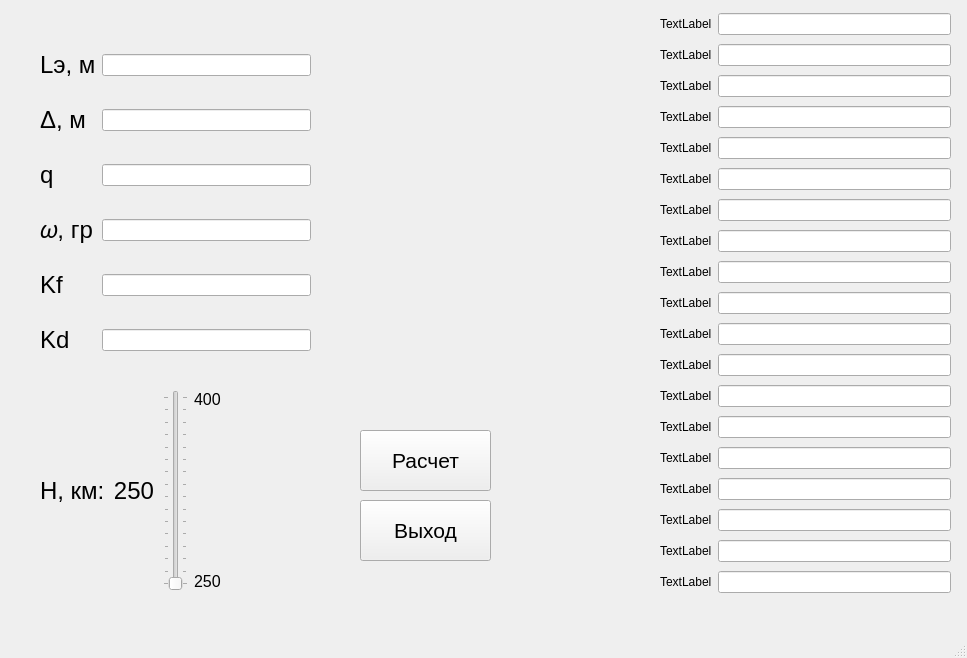
Qt form mainwindow.ui (VladimirSmetana/FirstPart_KR) before a commit.
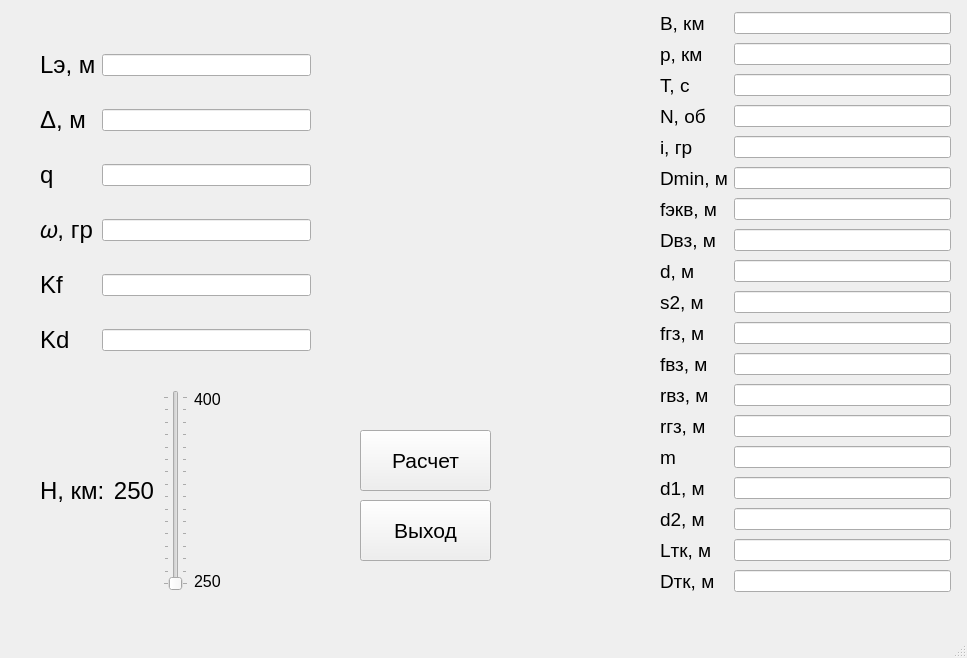
The same form after that commit. Icons and pictures are not drawn.

The edit to the form file:
```diff
--- a/mainwindow.ui
+++ b/mainwindow.ui
@@ -291,7 +291,7 @@
       <x>660</x>
       <y>10</y>
       <width>291</width>
-      <height>601</height>
+      <height>604</height>
      </rect>
     </property>
     <layout class="QGridLayout" name="gridLayout_3">
@@ -354,134 +354,229 @@
      </item>
      <item row="0" column="0">
       <widget class="QLabel" name="label_9">
+       <property name="font">
+        <font>
+         <pointsize>14</pointsize>
+        </font>
+       </property>
        <property name="text">
-        <string>TextLabel</string>
+        <string>B, км</string>
        </property>
       </widget>
      </item>
      <item row="1" column="0">
       <widget class="QLabel" name="label_10">
+       <property name="font">
+        <font>
+         <pointsize>14</pointsize>
+        </font>
+       </property>
        <property name="text">
-        <string>TextLabel</string>
+        <string>р, км</string>
        </property>
       </widget>
      </item>
      <item row="2" column="0">
       <widget class="QLabel" name="label_11">
+       <property name="font">
+        <font>
+         <pointsize>14</pointsize>
+        </font>
+       </property>
        <property name="text">
-        <string>TextLabel</string>
+        <string>Т, с</string>
        </property>
       </widget>
      </item>
      <item row="3" column="0">
       <widget class="QLabel" name="label_12">
+       <property name="font">
+        <font>
+         <pointsize>14</pointsize>
+        </font>
+       </property>
        <property name="text">
-        <string>TextLabel</string>
+        <string>N, об</string>
        </property>
       </widget>
      </item>
      <item row="4" column="0">
       <widget class="QLabel" name="label_13">
+       <property name="font">
+        <font>
+         <pointsize>14</pointsize>
+        </font>
+       </property>
        <property name="text">
-        <string>TextLabel</string>
+        <string>i, гр</string>
        </property>
       </widget>
      </item>
      <item row="5" column="0">
       <widget class="QLabel" name="label_14">
+       <property name="font">
+        <font>
+         <pointsize>14</pointsize>
+        </font>
+       </property>
        <property name="text">
-        <string>TextLabel</string>
+        <string>Dmin, м</string>
        </property>
       </widget>
      </item>
      <item row="6" column="0">
       <widget class="QLabel" name="label_15">
+       <property name="font">
+        <font>
+         <pointsize>14</pointsize>
+        </font>
+       </property>
        <property name="text">
-        <string>TextLabel</string>
+        <string>fэкв, м</string>
        </property>
       </widget>
      </item>
      <item row="7" column="0">
       <widget class="QLabel" name="label_16">
+       <property name="font">
+        <font>
+         <pointsize>14</pointsize>
+        </font>
+       </property>
        <property name="text">
-        <string>TextLabel</string>
+        <string>Dвз, м</string>
        </property>
       </widget>
      </item>
      <item row="8" column="0">
       <widget class="QLabel" name="label_17">
+       <property name="font">
+        <font>
+         <pointsize>14</pointsize>
+        </font>
+       </property>
        <property name="text">
-        <string>TextLabel</string>
+        <string>d, м</string>
        </property>
       </widget>
      </item>
      <item row="9" column="0">
       <widget class="QLabel" name="label_18">
+       <property name="font">
+        <font>
+         <pointsize>14</pointsize>
+        </font>
+       </property>
        <property name="text">
-        <string>TextLabel</string>
+        <string>s2, м</string>
        </property>
       </widget>
      </item>
      <item row="10" column="0">
       <widget class="QLabel" name="label_19">
+       <property name="font">
+        <font>
+         <pointsize>14</pointsize>
+        </font>
+       </property>
        <property name="text">
-        <string>TextLabel</string>
+        <string>fгз, м</string>
        </property>
       </widget>
      </item>
      <item row="11" column="0">
       <widget class="QLabel" name="label_20">
+       <property name="font">
+        <font>
+         <pointsize>14</pointsize>
+        </font>
+       </property>
        <property name="text">
-        <string>TextLabel</string>
+        <string>fвз, м</string>
        </property>
       </widget>
      </item>
      <item row="12" column="0">
       <widget class="QLabel" name="label_21">
+       <property name="font">
+        <font>
+         <pointsize>14</pointsize>
+        </font>
+       </property>
        <property name="text">
-        <string>TextLabel</string>
+        <string>rвз, м</string>
        </property>
       </widget>
      </item>
      <item row="13" column="0">
       <widget class="QLabel" name="label_22">
+       <property name="font">
+        <font>
+         <pointsize>14</pointsize>
+        </font>
+       </property>
        <property name="text">
-        <string>TextLabel</string>
+        <string>rгз, м</string>
        </property>
       </widget>
      </item>
      <item row="14" column="0">
       <widget class="QLabel" name="label_23">
+       <property name="font">
+        <font>
+         <pointsize>14</pointsize>
+        </font>
+       </property>
        <property name="text">
-        <string>TextLabel</string>
+        <string>m</string>
        </property>
       </widget>
      </item>
      <item row="15" column="0">
       <widget class="QLabel" name="label_24">
+       <property name="font">
+        <font>
+         <pointsize>14</pointsize>
+        </font>
+       </property>
        <property name="text">
-        <string>TextLabel</string>
+        <string>d1, м</string>
        </property>
       </widget>
      </item>
      <item row="16" column="0">
       <widget class="QLabel" name="label_25">
+       <property name="font">
+        <font>
+         <pointsize>14</pointsize>
+        </font>
+       </property>
        <property name="text">
-        <string>TextLabel</string>
+        <string>d2, м</string>
        </property>
       </widget>
      </item>
      <item row="17" column="0">
       <widget class="QLabel" name="label_26">
+       <property name="font">
+        <font>
+         <pointsize>14</pointsize>
+        </font>
+       </property>
        <property name="text">
-        <string>TextLabel</string>
+        <string>Lтк, м</string>
        </property>
       </widget>
      </item>
      <item row="18" column="0">
       <widget class="QLabel" name="label_27">
+       <property name="font">
+        <font>
+         <pointsize>14</pointsize>
+        </font>
+       </property>
        <property name="text">
-        <string>TextLabel</string>
+        <string>Dтк, м</string>
        </property>
       </widget>
      </item>
```
Left out of the diff: 40 changed lines with no effect on the pictures.
